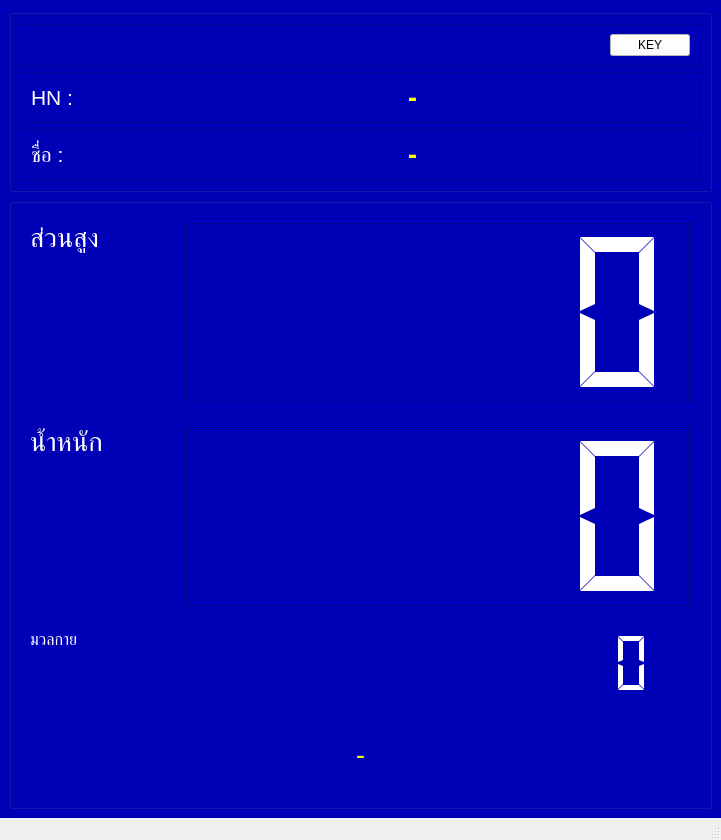
Before: the Qt Designer form win_bmi.ui in tehnplk/win_bmi, drawn with Qt 5.
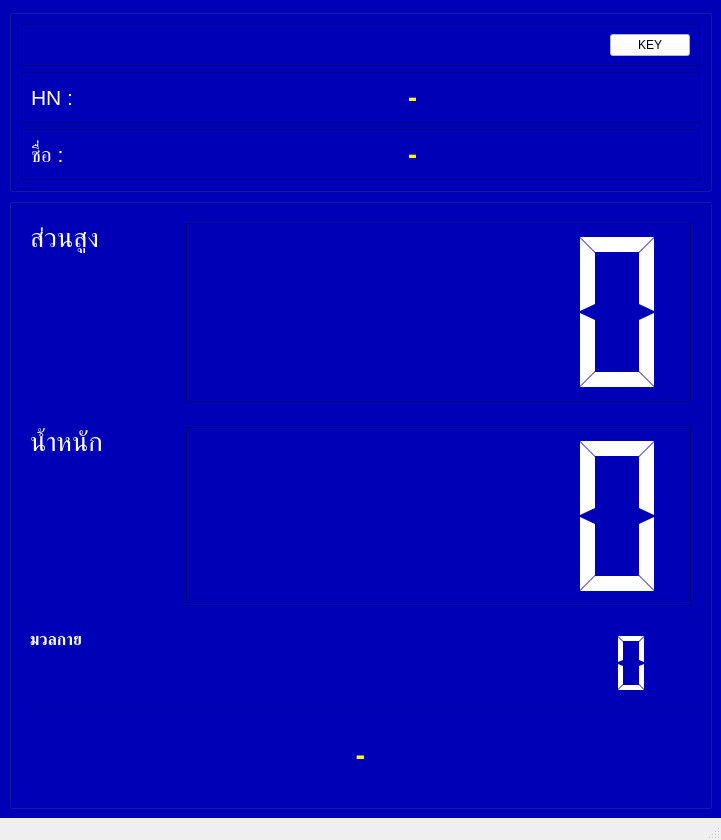
After: the same form once the commit is applied.

What changed in the file:
```diff
--- a/win_bmi.ui
+++ b/win_bmi.ui
@@ -271,6 +271,8 @@
             <property name="font">
              <font>
               <pointsize>12</pointsize>
+              <weight>75</weight>
+              <bold>true</bold>
              </font>
             </property>
             <property name="styleSheet">
@@ -309,7 +311,9 @@
            <widget class="QLabel" name="lbResult">
             <property name="font">
              <font>
-              <pointsize>20</pointsize>
+              <pointsize>22</pointsize>
+              <weight>75</weight>
+              <bold>true</bold>
              </font>
             </property>
             <property name="styleSheet">
```
Left out of the diff: 4 changed lines with no effect on the pictures.
